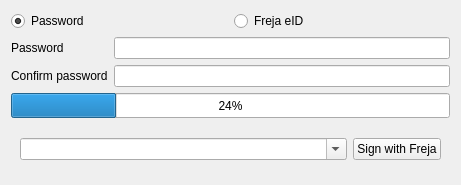
The window that BlockSettleUILib/WalletKeyWidget.ui (BlockSettle/terminal) describes before a commit, drawn with Qt 5.
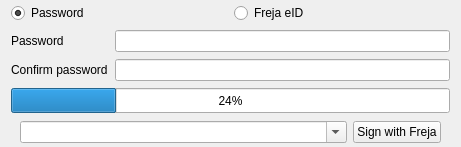
The same window after the commit.

Commit message: Switch WalletKeysSubmitFrejaDialog to WalletKeysSubmitWidget

Diff of the .ui file:
```diff
--- a/BlockSettleUILib/WalletKeyWidget.ui
+++ b/BlockSettleUILib/WalletKeyWidget.ui
@@ -7,7 +7,7 @@
     <x>0</x>
     <y>0</y>
     <width>461</width>
-    <height>185</height>
+    <height>147</height>
    </rect>
   </property>
   <property name="sizePolicy">
@@ -20,8 +20,20 @@
    <string>Coin Control</string>
   </property>
   <layout class="QVBoxLayout" name="verticalLayout">
+   <property name="spacing">
+    <number>7</number>
+   </property>
+   <property name="topMargin">
+    <number>3</number>
+   </property>
+   <property name="bottomMargin">
+    <number>3</number>
+   </property>
    <item>
     <layout class="QHBoxLayout" name="widgetTypeSelection">
+     <property name="spacing">
+      <number>7</number>
+     </property>
      <item>
       <widget class="QRadioButton" name="radioButtonPassword">
        <property name="text">
@@ -101,6 +113,12 @@
    <item>
     <widget class="QWidget" name="widgetFrejaLayout" native="true">
      <layout class="QHBoxLayout" name="widgetFreja">
+      <property name="topMargin">
+       <number>0</number>
+      </property>
+      <property name="bottomMargin">
+       <number>0</number>
+      </property>
       <item>
        <widget class="QComboBox" name="comboBoxFrejaId">
         <property name="sizePolicy">
```
The commit also changes 11 other files.
